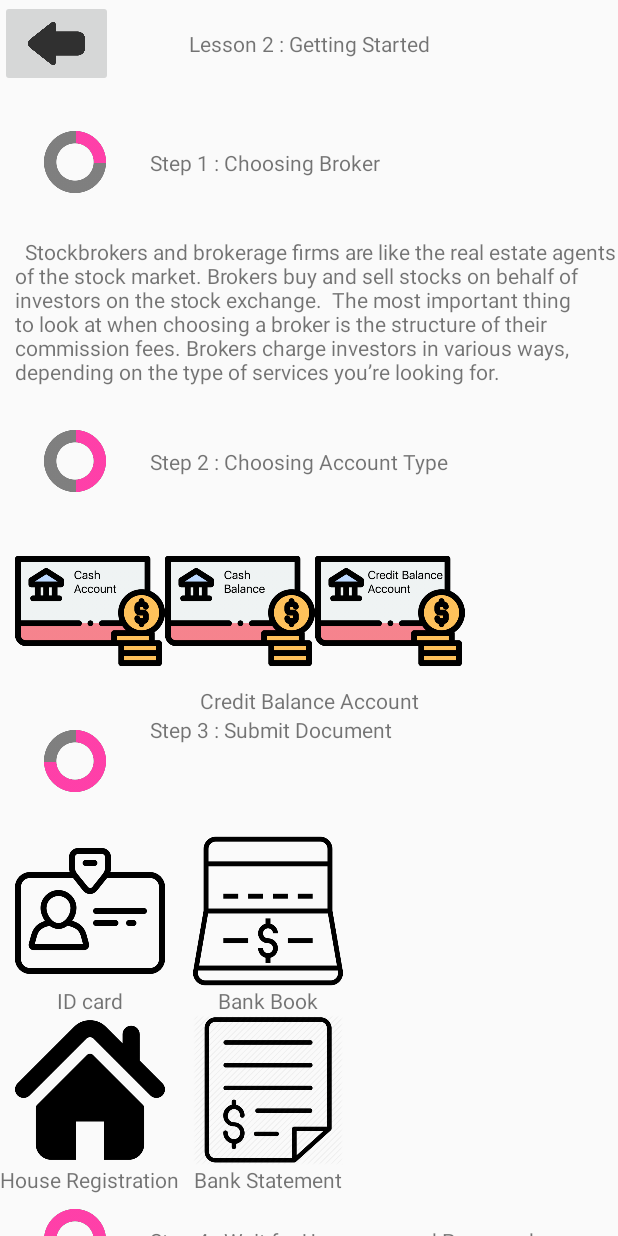
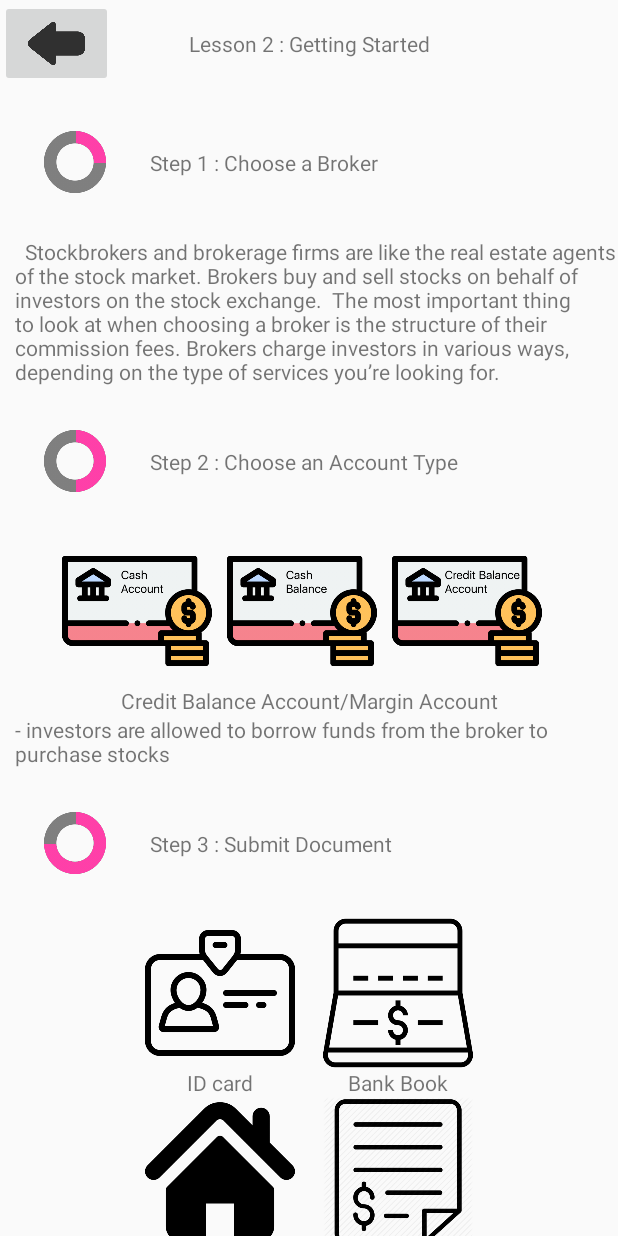
Before and after one commit to pattypattie/StockUnlocked, an Android app: the Lesson2Activity screen opened directly, with no data from a screen before it, after a tap on an icon or button, on a phone screen of 412 x 824 dp. Run offline under Robolectric (Android 15) with nearby library versions, the phone set to English and light mode, and no system bars; 3 other taps on this screen came first.

Commit message:
add more in lesson2

```diff
--- a/app/src/main/java/com/example/chayanit/stockunlocked/Lesson2Activity.java
+++ b/app/src/main/java/com/example/chayanit/stockunlocked/Lesson2Activity.java
@@ -20,6 +20,7 @@ public class Lesson2Activity extends AppCompatActivity {
         setContentView(R.layout.activity_lesson2);
 
         final TextView accountInfo = findViewById(R.id.textView3);
+        final TextView accountInfoDetail = findViewById(R.id.textView14);
 
         Button unlockls3_bt = findViewById(R.id.unlockls3);
         Button take_quiz2 = findViewById(R.id.takequiz2);
@@ -61,6 +62,8 @@ public class Lesson2Activity extends AppCompatActivity {
             @Override
             public void onClick(View view) {
                 accountInfo.setText("Cash Account");
+                accountInfoDetail.setText("- requires a cash/stock collateral deposit of 20% of your approved credit limit\n" +
+                        "- cash will be settled in the 2 business day (T+2) after the trading date (T)");
             }
         });
 
@@ -69,6 +72,7 @@ public class Lesson2Activity extends AppCompatActivity {
             @Override
             public void onClick(View view) {
                 accountInfo.setText("Cash Balance");
+                accountInfoDetail.setText("- requires a 100% cash collateral deposit to your stock trading account, in which all cash outstanding can be traded");
             }
         });
 
@@ -76,7 +80,8 @@ public class Lesson2Activity extends AppCompatActivity {
         bookbank3.setOnClickListener(new View.OnClickListener() {
             @Override
             public void onClick(View view) {
-                accountInfo.setText("Credit Balance Account");
+                accountInfo.setText("Credit Balance Account/Margin Account");
+                accountInfoDetail.setText("- investors are allowed to borrow funds from the broker to purchase stocks");
             }
         });
 
--- a/app/src/main/res/layout/activity_lesson2.xml
+++ b/app/src/main/res/layout/activity_lesson2.xml
@@ -61,7 +61,7 @@
         android:layout_width="100dp"
         android:layout_height="100dp"
         app:layout_constraintLeft_toLeftOf="parent"
-        app:layout_constraintTop_toBottomOf="@id/buttonBank1"
+        app:layout_constraintTop_toBottomOf="@id/textView14"
         app:srcCompat="@drawable/circle_75" />
 
     <ImageView
@@ -69,14 +69,14 @@
         android:layout_width="100dp"
         android:layout_height="100dp"
         app:layout_constraintLeft_toLeftOf="parent"
-        app:layout_constraintTop_toBottomOf="@id/imageView10"
+        app:layout_constraintTop_toBottomOf="@id/textView15"
         app:srcCompat="@drawable/circle_100" />
 
     <TextView
         android:id="@+id/textView4"
         android:layout_width="wrap_content"
         android:layout_height="wrap_content"
-        android:text="Step 1 : Choosing Broker"
+        android:text="Step 1 : Choose a Broker"
         tools:layout_editor_absoluteX="221dp"
         tools:layout_editor_absoluteY="146dp"
         app:layout_constraintLeft_toRightOf="@id/imageView"
@@ -87,7 +87,7 @@
         android:id="@+id/textView5"
         android:layout_width="wrap_content"
         android:layout_height="wrap_content"
-        android:text="Step 2 : Choosing Account Type"
+        android:text="Step 2 : Choose an Account Type"
         tools:layout_editor_absoluteX="185dp"
         tools:layout_editor_absoluteY="350dp"
         app:layout_constraintLeft_toRightOf="@id/imageView2"
@@ -102,13 +102,14 @@
         tools:layout_editor_absoluteX="256dp"
         tools:layout_editor_absoluteY="461dp"
         app:layout_constraintLeft_toRightOf="@id/imageView3"
-        app:layout_constraintTop_toBottomOf="@id/textView3"/>
+        app:layout_constraintTop_toTopOf="@id/imageView3"
+        app:layout_constraintBottom_toBottomOf="@id/imageView3"/>
 
     <TextView
         android:id="@+id/textView7"
         android:layout_width="wrap_content"
         android:layout_height="wrap_content"
-        android:text="Step 4 : Wait for Username and Password"
+        android:text="Step 4 : Deposit Money into the Account"
         tools:layout_editor_absoluteX="163dp"
         tools:layout_editor_absoluteY="464dp"
         app:layout_constraintLeft_toRightOf="@id/imageView4"
@@ -120,7 +121,7 @@
         android:layout_width="wrap_content"
         android:layout_height="wrap_content"
         android:text="unlock lesson 3"
-        app:layout_constraintBottom_toBottomOf="parent"
+        app:layout_constraintTop_toBottomOf="@id/textView16"
         app:layout_constraintLeft_toLeftOf="parent"
         tools:layout_editor_absoluteX="163dp"
         tools:layout_editor_absoluteY="287dp" />
@@ -131,7 +132,7 @@
         android:layout_height="wrap_content"
         android:text="take a quiz"
         app:layout_constraintRight_toRightOf="parent"
-        app:layout_constraintBottom_toBottomOf="parent"
+        app:layout_constraintTop_toBottomOf="@id/textView16"
         tools:layout_editor_absoluteX="205dp"
         tools:layout_editor_absoluteY="462dp" />
 
@@ -139,7 +140,7 @@
         android:id="@+id/textView3"
         android:layout_width="wrap_content"
         android:layout_height="wrap_content"
-        android:text="Please select account type"
+        android:text="Please select account type to see detail"
         tools:layout_editor_absoluteX="214dp"
         tools:layout_editor_absoluteY="371dp"
         app:layout_constraintTop_toBottomOf="@id/buttonBank1"
@@ -230,7 +231,7 @@ The most important thing to look at when choosing a broker is the structure of t
         tools:layout_editor_absoluteX="100dp"
         tools:layout_editor_absoluteY="483dp"
         app:layout_constraintTop_toBottomOf="@id/imageView10"
-        app:layout_constraintLeft_toLeftOf="parent"/>
+        app:layout_constraintRight_toLeftOf="@id/textView17"/>
 
     <TextView
         android:id="@+id/textView13"
@@ -252,7 +253,7 @@ The most important thing to look at when choosing a broker is the structure of t
         tools:layout_editor_absoluteY="271dp"
         android:background="@drawable/bankbook1"
         app:layout_constraintTop_toBottomOf="@id/imageView2"
-        app:layout_constraintLeft_toLeftOf="parent"
+        app:layout_constraintRight_toLeftOf="@id/buttonBank2"
         android:layout_marginLeft="10dp"
         android:layout_marginRight="10dp"/>
 
@@ -264,7 +265,8 @@ The most important thing to look at when choosing a broker is the structure of t
         tools:layout_editor_absoluteY="271dp"
         android:background="@drawable/bankbook2"
         app:layout_constraintTop_toBottomOf="@id/imageView2"
-        app:layout_constraintLeft_toRightOf="@id/buttonBank1"
+        app:layout_constraintLeft_toLeftOf="parent"
+        app:layout_constraintRight_toRightOf="parent"
         android:layout_marginRight="10dp"/>
 
     <Button
@@ -276,7 +278,49 @@ The most important thing to look at when choosing a broker is the structure of t
         android:background="@drawable/bankbook3"
         app:layout_constraintTop_toBottomOf="@id/imageView2"
         app:layout_constraintLeft_toRightOf="@id/buttonBank2"
+        android:layout_marginLeft="10dp"/>
+
+    <TextView
+        android:id="@+id/textView14"
+        android:layout_width="wrap_content"
+        android:layout_height="wrap_content"
+        android:text=""
+        tools:layout_editor_absoluteX="214dp"
+        tools:layout_editor_absoluteY="371dp"
+        app:layout_constraintTop_toBottomOf="@id/textView3"
+        app:layout_constraintLeft_toLeftOf="parent"
+        android:layout_marginLeft="10dp"
         android:layout_marginRight="10dp"/>
+    <TextView
+        android:id="@+id/textView15"
+        android:layout_width="wrap_content"
+        android:layout_height="wrap_content"
+        android:text="  The account number and/or Pin Number for trading will be sent to you within 1-2 weeks after document submission."
+        tools:layout_editor_absoluteX="214dp"
+        tools:layout_editor_absoluteY="371dp"
+        app:layout_constraintTop_toBottomOf="@id/textView12"
+        app:layout_constraintLeft_toLeftOf="parent"
+        android:layout_marginLeft="10dp"
+        android:layout_marginRight="10dp"/>
+    <TextView
+        android:id="@+id/textView16"
+        android:layout_width="wrap_content"
+        android:layout_height="wrap_content"
+        tools:layout_editor_absoluteX="214dp"
+        tools:layout_editor_absoluteY="371dp"
+        android:text="  After making a deposit in your account, you will be able to trade via 'Streaming' Application."
+        app:layout_constraintTop_toBottomOf="@id/imageView4"
+        app:layout_constraintLeft_toLeftOf="parent"
+        android:layout_marginLeft="10dp"
+        android:layout_marginRight="10dp"/>
+
+    <TextView
+        android:id="@+id/textView17"
+        android:layout_width="wrap_content"
+        android:layout_height="wrap_content"
+        app:layout_constraintRight_toRightOf="parent"
+        app:layout_constraintLeft_toLeftOf="parent"
+        app:layout_constraintTop_toBottomOf="@id/imageView3"/>
 
 </android.support.constraint.ConstraintLayout>
 
```
